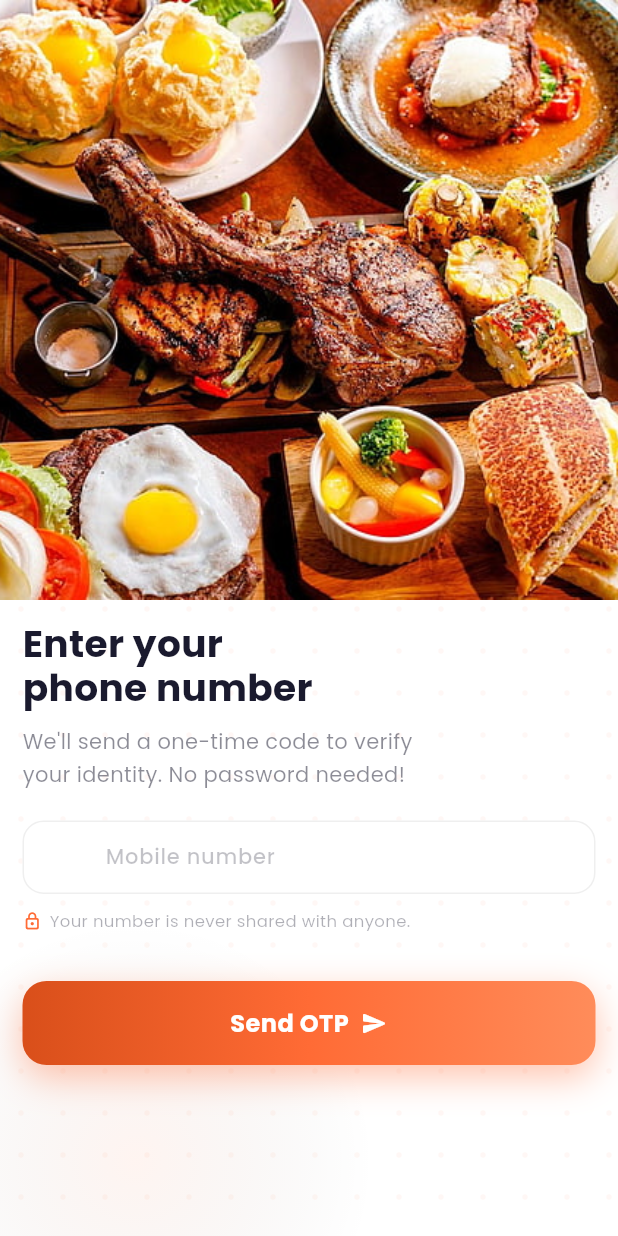
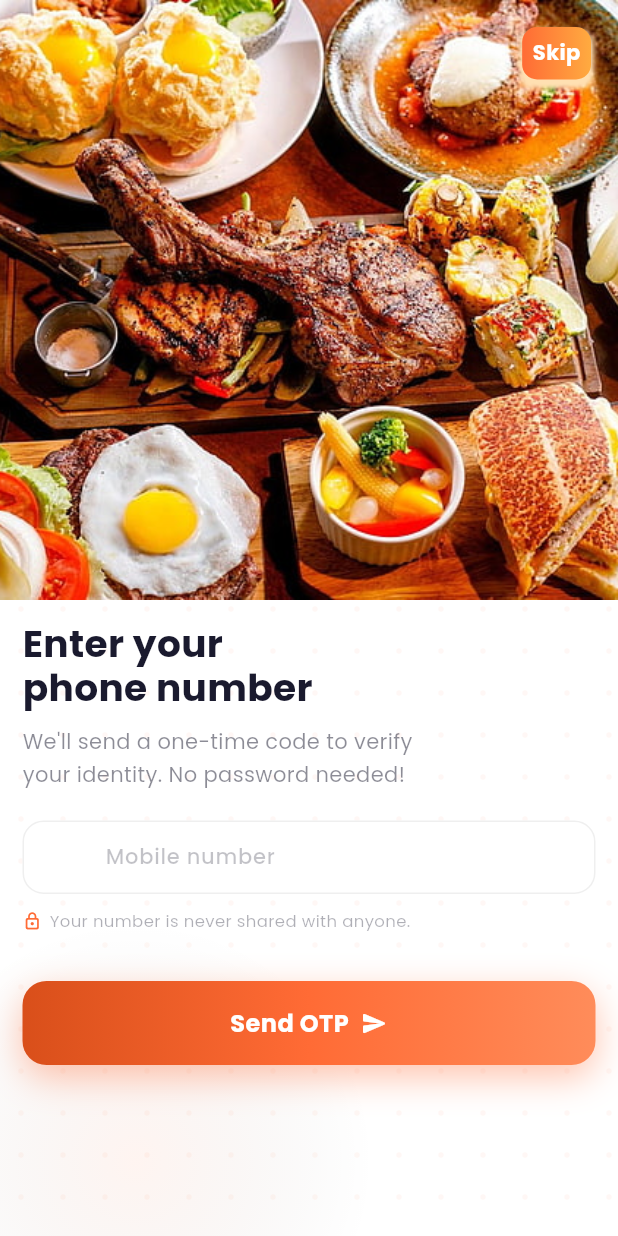
Before and after one commit to coderegime-git/food-regime, a Flutter app: the screen it shows after launch, on a phone screen of 412 x 824 dp. Run offline on Flutter 3.47's test engine with Material 3 defaults, Android fonts, the phone set to English and light mode, and no system bars; our stand-ins replace cached_network_image, dio, firebase_core, firebase_messaging, flutter_local_notifications, flutter_widget_from_html and 6 more; accounts and stored records are empty.

```diff
--- a/lib/routes/app_routes.dart
+++ b/lib/routes/app_routes.dart
@@ -15,7 +15,7 @@ class AppRoutes {
   // ─── Auth ──────────────────────────────────────────────────────────────────
   static const String splash = '/';
   static const String onboarding = '/onboarding';
-  static const String login = '/auth/login';
+  static const String login = '/auth/login:/isGuest';
   static const String register = '/auth/register';
   static const String forgotPassword = '/auth/forgot-password';
   static const String otp = '/auth/otp';
@@ -73,6 +73,8 @@ class AppRoutes {
   static String editProfilePath(String fromHome) => '/profile/edit/$fromHome';
 
   static String staticPagePath(String page) => '/profile/help/$page';
+
+  static String loginPath(bool isGuest) => '/auth/login/$isGuest';
 }
 
 /// The app's [GoRouter] configuration.
@@ -123,9 +125,14 @@ class AppRouter {
 
       // ── Auth Routes ────────────────────────────────────────────────────────
       GoRoute(
-        path: AppRoutes.login,
+        path: '/auth/login/:isGuest', // <-- :isGuest is the path parameter
         name: 'login',
-        builder: (context, state) => const LoginScreen(),
+        builder: (context, state) {
+          final isGuestString = state.pathParameters['isGuest'] ?? 'false';
+          final isGuest = isGuestString.toLowerCase() == 'true';
+
+          return LoginScreen(isGuest: isGuest);
+        },
       ),
       GoRoute(
         path: AppRoutes.register,
@@ -175,6 +182,7 @@ class AppRouter {
           //   name: 'cart',
           //   builder: (context, state) => const CartScreen(),
           // ),
+
           GoRoute(
             path: AppRoutes.orders,
             name: 'orders',
--- a/lib/screens/auth/login_screen.dart
+++ b/lib/screens/auth/login_screen.dart
@@ -14,7 +14,9 @@ import '../../constants/asset_constants.dart';
 import '../../widgets/common_textform_field.dart';
 
 class LoginScreen extends StatefulWidget {
-  const LoginScreen({super.key});
+  bool? isGuest;
+
+  LoginScreen({super.key, this.isGuest = false});
 
   @override
   State<LoginScreen> createState() => _PhoneEntryState();
@@ -86,7 +88,16 @@ class _PhoneEntryState extends State<LoginScreen>
   @override
   Widget build(BuildContext context) {
     final pad = MediaQuery.of(context).padding;
-    return Scaffold(
+    return WillPopScope(
+      onWillPop: () async {
+        if (widget.isGuest == false) {
+          return true;
+        } else {
+          Navigator.of(context).pop();
+        }
+        return false;
+      },
+      child: Scaffold(
         extendBodyBehindAppBar: true,
         backgroundColor: _C.bg,
         body: Form(
@@ -103,6 +114,8 @@ class _PhoneEntryState extends State<LoginScreen>
                     key: _formKey,
                     child: ListView(
                       children: [
+                        Stack(
+                          children: [
                             Center(
                                 child: Image.asset(
                               AssetConstants.loginScreen,
@@ -110,6 +123,48 @@ class _PhoneEntryState extends State<LoginScreen>
                               height: 400,
                               width: double.infinity,
                             )),
+                            Positioned(
+                                top: 0,
+                                right: 0,
+                                child: Padding(
+                                  padding: const EdgeInsetsGeometry.all(8),
+                                  child: GestureDetector(
+                                    onTap: () {
+                                      if (widget.isGuest == false) {
+                                        if (mounted) context.go(AppRoutes.home);
+                                      } else {
+                                        if (mounted) context.pop();
+                                      }
+                                    },
+                                    child: Container(
+                                      margin: const EdgeInsets.all(10),
+                                      padding: const EdgeInsets.all(7),
+                                      decoration: BoxDecoration(
+                                          boxShadow: [
+                                            BoxShadow(
+                                                color: Colors.orange.shade100,
+                                                offset: Offset(0, 4),
+                                                blurRadius: 2,
+                                                spreadRadius: 2)
+                                          ],
+                                          borderRadius:
+                                              BorderRadius.circular(10),
+                                          gradient: const LinearGradient(
+                                              colors: [
+                                                _C.primary,
+                                                Colors.orangeAccent
+                                              ])),
+                                      child: const Text(
+                                        "Skip",
+                                        style: TextStyle(
+                                            color: Colors.white,
+                                            fontWeight: FontWeight.bold),
+                                      ),
+                                    ),
+                                  ),
+                                )),
+                          ],
+                        ),
 
                         //      _BackBtn(onTap: () => Navigator.maybePop(context)),
 
@@ -170,7 +225,8 @@ class _PhoneEntryState extends State<LoginScreen>
                                   const Icon(Icons.lock_outline_rounded,
                                       size: 13, color: _C.primary),
                                   const SizedBox(width: 5),
-                                Text('Your number is never shared with anyone.',
+                                  Text(
+                                      'Your number is never shared with anyone.',
                                       style: TextStyle(
                                         fontFamily: _C.font,
                                         fontSize: 11,
@@ -229,6 +285,7 @@ class _PhoneEntryState extends State<LoginScreen>
               ),
             ),
           ]),
+        ),
       ),
     );
   }
--- a/lib/screens/auth/splash_screen.dart
+++ b/lib/screens/auth/splash_screen.dart
@@ -47,7 +47,7 @@ class _SplashScreenState extends State<SplashScreen>
       SharedPreferenceHelper.setUserObject(data);
       if (mounted) context.go(AppRoutes.home);
     } else {
-      if (mounted) context.go(AppRoutes.login);
+      if (mounted) context.go(AppRoutes.loginPath(false));
     }
   }
 
--- a/lib/screens/home/main_shell.dart
+++ b/lib/screens/home/main_shell.dart
@@ -2,10 +2,12 @@
 import 'package:flutter/material.dart';
 import 'package:food_delivery_app/utils/api_service.dart';
 import 'package:go_router/go_router.dart';
+
 import '../../model/cart_data.dart';
 import '../../model/restauant_detail_data.dart' as res;
 import '../../routes/app_routes.dart';
 import '../../theme/app_colors.dart';
+import '../../utils/sharedpreference_helper.dart';
 import 'home_screen.dart';
 
 final mainShellKey = GlobalKey<_MainShellState>();
@@ -67,6 +69,8 @@ class _MainShellState extends State<MainShell>
 
   Future<void> fetchCart() async {
     print("homeee");
+    String? token = SharedPreferenceHelper.getAuthToken();
+    if (token != null && token.isNotEmpty) {
       try {
         final result = await ApiService().getCart();
         if (!mounted) return;
@@ -81,6 +85,7 @@ class _MainShellState extends State<MainShell>
         }
       } catch (e) {
         debugPrint('getCart error: $e');
+      }
     }
   }
 
```
Also changed, not shown: lib/screens/home/home_screen.dart (+27 -0 lines), lib/screens/home/restaurant_detail_screen.dart (+15 -2 lines), lib/screens/profile/profile_screen.dart (+18 -21 lines), lib/utils/api_service.dart (+4 -6 lines). Lines whose indentation alone changed are shown as unchanged.
